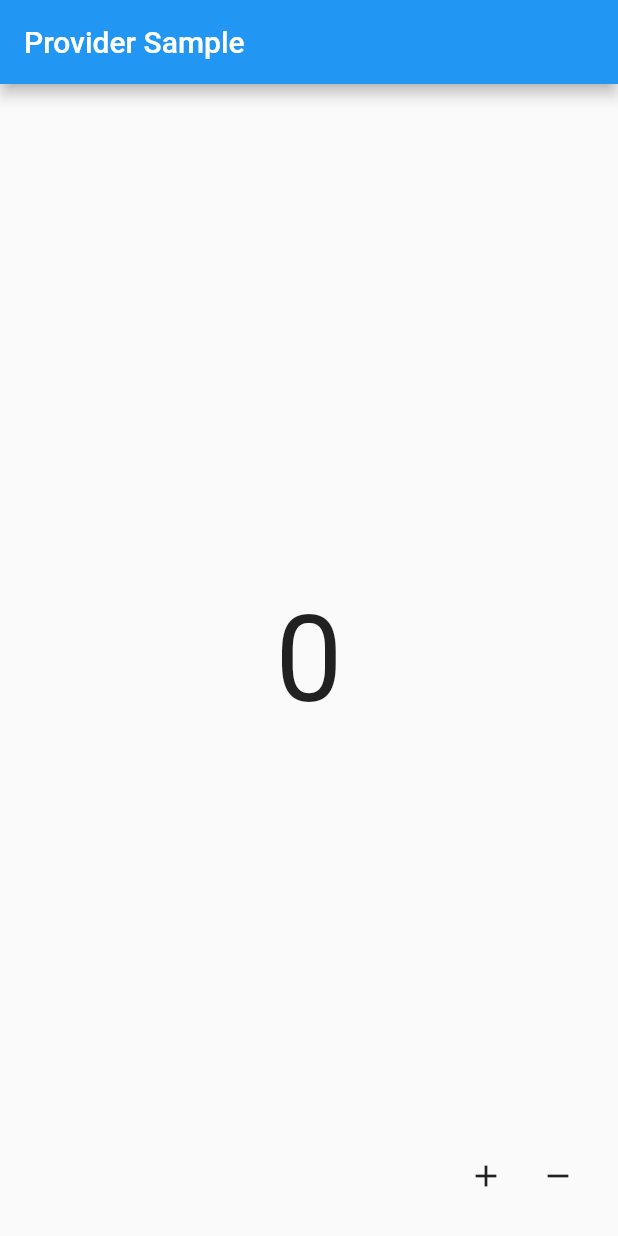
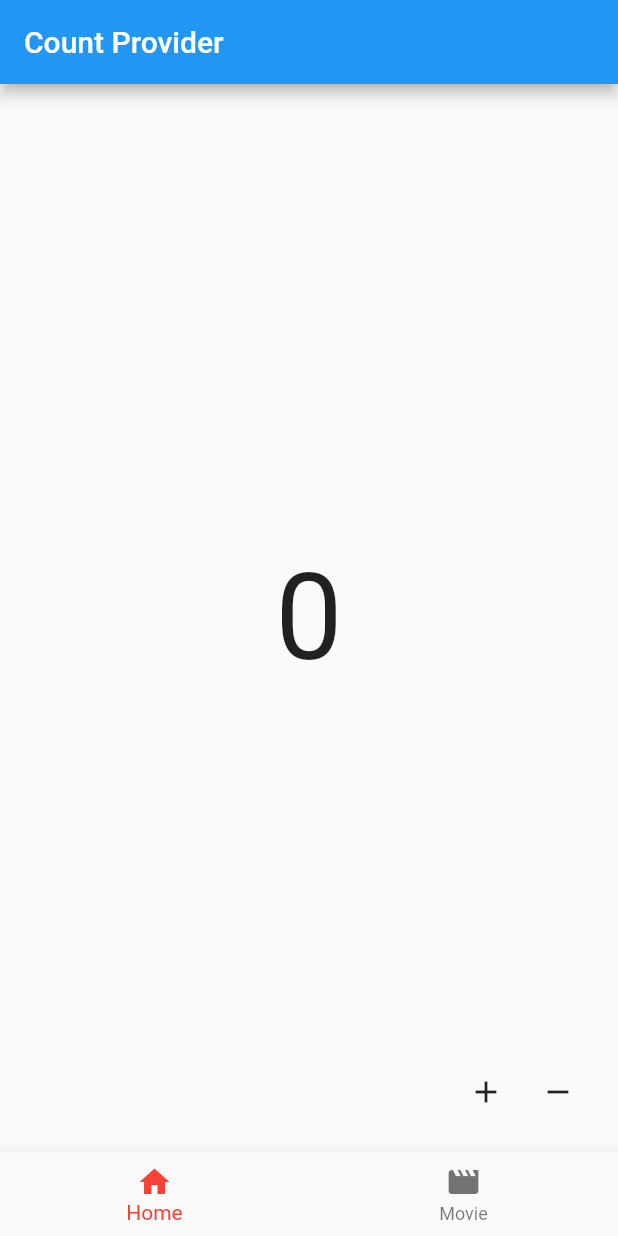
Before and after one commit to hyejin-1010/flutter-study, a Flutter app: the screen it shows after launch, on a phone screen of 412 x 824 dp. Run offline on Flutter 3.47's test engine with Material 2 defaults, Android fonts, the phone set to English and light mode, and no system bars; our stand-ins replace flutter_svg, google_maps_flutter; generated files the repository leaves out were written again.

Commit message:
Provider를 활용하여 영화앱 생성

```diff
--- a/provider_study/lib/main.dart
+++ b/provider_study/lib/main.dart
@@ -1,7 +1,9 @@
 import 'package:flutter/material.dart';
 import 'package:provider/provider.dart';
 import 'package:provider_study/src/home.dart';
+import 'package:provider_study/src/provider/bottom_navigation_provider.dart';
 import 'package:provider_study/src/provider/count_provider.dart';
+import 'package:provider_study/src/provider/movie_provider.dart';
 
 // 참고: https://www.youtube.com/watch?v=AmmjdvhQG1s
 
@@ -19,9 +21,13 @@ class MyApp extends StatelessWidget {
         primarySwatch: Colors.blue,
         visualDensity: VisualDensity.adaptivePlatformDensity,
       ),
-      home: ChangeNotifierProvider(
+      home: MultiProvider(
+        providers: [
+          ChangeNotifierProvider(create: (BuildContext context) => CountProvider()),
+          ChangeNotifierProvider(create: (BuildContext context) => BottomNavigationProvider()),
+          ChangeNotifierProvider(create: (BuildContext context) => MovieProvider()),
+        ],
         // 이를 통해 Child(Home) 에 있는 모든 Widget 들은 CountProvider 에 접근할 수 있다.
-        create: (BuildContext context) => CountProvider(),
         child: Home(),
       ),
     );
--- /dev/null
+++ b/provider_study/lib/src/components/view_count.dart
@@ -0,0 +1,19 @@
+import 'package:flutter/material.dart';
+import 'package:provider/provider.dart';
+import 'package:provider_study/src/provider/count_provider.dart';
+
+class ViewCount extends StatelessWidget {
+  @override
+  Widget build(BuildContext context) {
+    return Center(
+      child: Consumer<CountProvider>(
+        builder: (BuildContext context, CountProvider provider, Widget child) {
+          return Text(
+            provider.count.toString(),
+            style: TextStyle(fontSize: 80),
+          );
+        },
+      ),
+    );
+  }
+}
--- a/provider_study/lib/src/home.dart
+++ b/provider_study/lib/src/home.dart
@@ -1,36 +1,51 @@
 import 'package:flutter/material.dart';
 import 'package:provider/provider.dart';
+import 'package:provider_study/src/provider/bottom_navigation_provider.dart';
 import 'package:provider_study/src/provider/count_provider.dart';
 import 'package:provider_study/src/ui/count_home_widget.dart';
+import 'package:provider_study/src/ui/movie_list_widget.dart';
 
 class Home extends StatelessWidget {
-  CountProvider _countProvider;
+  BottomNavigationProvider _bottomNavigationProvider;
 
   @override
   Widget build(BuildContext context) {
-    _countProvider = Provider.of<CountProvider>(context, listen: false);
+    _bottomNavigationProvider = Provider.of<BottomNavigationProvider>(context);
+
     return Scaffold(
-      appBar: AppBar(
-        title: Text('Provider Sample'),
-      ),
-      body: CountHomeWidget(),
-      floatingActionButton: Row(
-        mainAxisAlignment: MainAxisAlignment.end,
-        children: <Widget>[
-          IconButton(
-            icon: Icon(Icons.add),
-            onPressed: () {
-              _countProvider.add();
-            },
-          ),
-          IconButton(
-            icon: Icon(Icons.remove),
-            onPressed: () {
-              _countProvider.remove();
-            },
-          ),
-        ],
-      ),
+      body: _navigationBody(),
+      bottomNavigationBar: _bottomNavigationBarWidget(),
+    );
+  }
+
+  Widget _navigationBody() {
+    switch (_bottomNavigationProvider.currentPage) {
+      case 0:
+        return CountHomeWidget();
+      case 1:
+        return MovieListWidget();
+        break;
+    }
+    return Container();
+  }
+
+  Widget _bottomNavigationBarWidget() {
+    return BottomNavigationBar(
+      items: [
+        BottomNavigationBarItem(
+          icon: Icon(Icons.home),
+          label: "Home"
+        ),
+        BottomNavigationBarItem(
+          icon: Icon(Icons.movie),
+          label: "Movie"
+        )
+      ],
+      currentIndex: _bottomNavigationProvider.currentPage,
+      selectedItemColor: Colors.red,
+      onTap: (index) {
+        _bottomNavigationProvider.updateCurrentPage(index);
+      },
     );
   }
 }
--- /dev/null
+++ b/provider_study/lib/src/model/movie.dart
@@ -0,0 +1,17 @@
+class Movie {
+  String title;
+  String posterPath;
+  String overview;
+
+  Movie({ this.title, this.overview, this.posterPath });
+
+  factory Movie.fromJson(Map<String, dynamic> json) {
+    return Movie(
+      title: json["title"] as String,
+      overview: json["overview"] as String,
+      posterPath: json["poster_path"] as String
+    );
+  }
+
+  String get posterUrl => "https://image.tmdb.org/t/p/w500/${this.posterPath}";
+}
--- /dev/null
+++ b/provider_study/lib/src/provider/bottom_navigation_provider.dart
@@ -0,0 +1,11 @@
+import 'package:flutter/material.dart';
+
+class BottomNavigationProvider extends ChangeNotifier {
+  int _index = 0;
+  int get currentPage => _index;
+
+  updateCurrentPage (int index) {
+    _index = index;
+    notifyListeners();
+  }
+}
--- /dev/null
+++ b/provider_study/lib/src/provider/movie_provider.dart
@@ -0,0 +1,17 @@
+import 'package:flutter/material.dart';
+import 'package:provider_study/src/model/movie.dart';
+import 'package:provider_study/src/repository/movie_repository.dart';
+
+class MovieProvider extends ChangeNotifier {
+  MovieRepository _movieRepository = MovieRepository();
+
+  List<Movie> _movies = [];
+  List<Movie> get movies => _movies;
+
+  loadMovies() async {
+    List<Movie> listMovies = await _movieRepository.loadMovies();
+    // TODO: listMovies에 대해 예외처리 및 가공 절차
+    _movies = listMovies;
+    notifyListeners();
+  }
+}
--- /dev/null
+++ b/provider_study/lib/src/repository/movie_repository.dart
@@ -0,0 +1,21 @@
+import 'dart:convert';
+
+import 'package:provider_study/src/model/movie.dart';
+import 'package:http/http.dart' as http;
+
+class MovieRepository {
+  var queryParam = { 'api_key': '6740b184474d24a65c6e5be930d48040' };
+
+  Future<List<Movie>> loadMovies() async {
+    var uri = Uri.https("api.themoviedb.org", "/3/movie/popular", queryParam);
+    var response = await http.get(uri);
+
+    if (response.body != null) {
+      Map<String, dynamic> body = json.decode(response.body);
+      if (body["results"] != null) {
+        List<dynamic> list = body["results"];
+        return list.map<Movie>((item) => Movie.fromJson(item)).toList();
+      }
+    }
+  }
+}
--- a/provider_study/lib/src/ui/count_home_widget.dart
+++ b/provider_study/lib/src/ui/count_home_widget.dart
@@ -1,22 +1,40 @@
 import 'package:flutter/material.dart';
 import 'package:provider/provider.dart';
+import 'package:provider_study/src/components/view_count.dart';
 import 'package:provider_study/src/provider/count_provider.dart';
 
 class CountHomeWidget extends StatelessWidget {
-  const CountHomeWidget({
+  CountHomeWidget({
     Key key,
   }) : super(key: key);
 
+  CountProvider _countProvider;
+
   @override
   Widget build(BuildContext context) {
-    return Center(
-      child: Consumer<CountProvider>(
-        builder: (BuildContext context, CountProvider provider, Widget child) {
-          return Text(
-            provider.count.toString(),
-            style: TextStyle(fontSize: 80),
-          );
-        },
+    _countProvider = Provider.of<CountProvider>(context, listen: false);
+
+    return Scaffold(
+      appBar: AppBar(
+        title: Text('Count Provider'),
+      ),
+      body: ViewCount(),
+      floatingActionButton: Row(
+        mainAxisAlignment: MainAxisAlignment.end,
+        children: <Widget>[
+          IconButton(
+            icon: Icon(Icons.add),
+            onPressed: () {
+              _countProvider.add();
+            },
+          ),
+          IconButton(
+            icon: Icon(Icons.remove),
+            onPressed: () {
+              _countProvider.remove();
+            },
+          ),
+        ],
       ),
     );
   }
--- a/provider_study/pubspec.yaml
+++ b/provider_study/pubspec.yaml
@@ -29,6 +29,7 @@ dependencies:
   # Use with the CupertinoIcons class for iOS style icons.
   cupertino_icons: ^1.0.2
   provider: ^5.0.0
+  http: ^0.13.1
 
 dev_dependencies:
   flutter_test:
```
Also changed, not shown: provider_study/lib/src/ui/movie_list_widget.dart (added, +106 -0 lines), provider_study/pubspec.lock.
